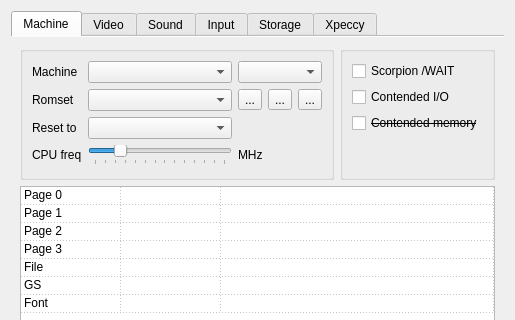
This is ui/setupwin.ui in samstyle/Xpeccy as Qt 5 draws it before an edit; both pictures show x 0 to 515 and y 0 to 320 of the 515 by 462 pixel window. The edited form follows.
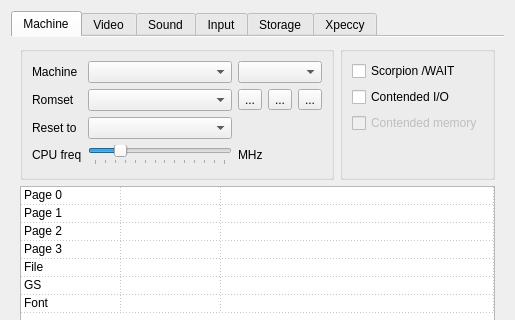
This is the edited form. Icons and pictures are not drawn.

Patch:
```diff
--- a/ui/setupwin.ui
+++ b/ui/setupwin.ui
@@ -229,10 +229,8 @@
               </item>
               <item>
                <widget class="QCheckBox" name="contMem">
-                <property name="font">
-                 <font>
-                  <strikeout>true</strikeout>
-                 </font>
+                <property name="enabled">
+                 <bool>false</bool>
                 </property>
                 <property name="text">
                  <string>Contended memory</string>
```
